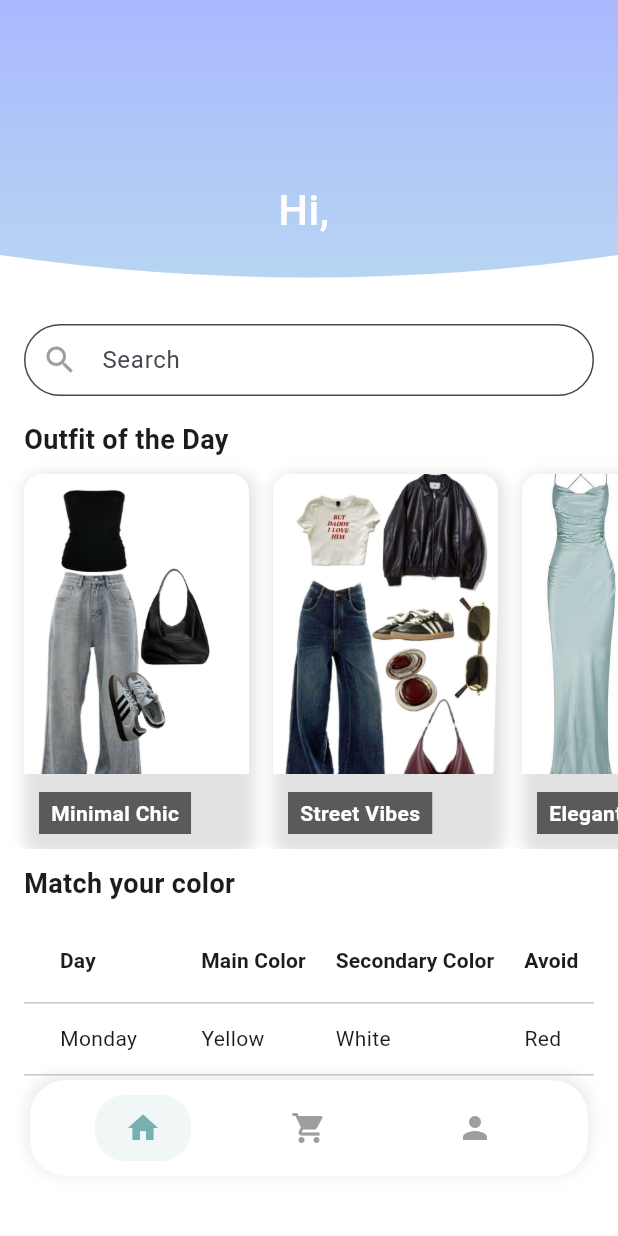
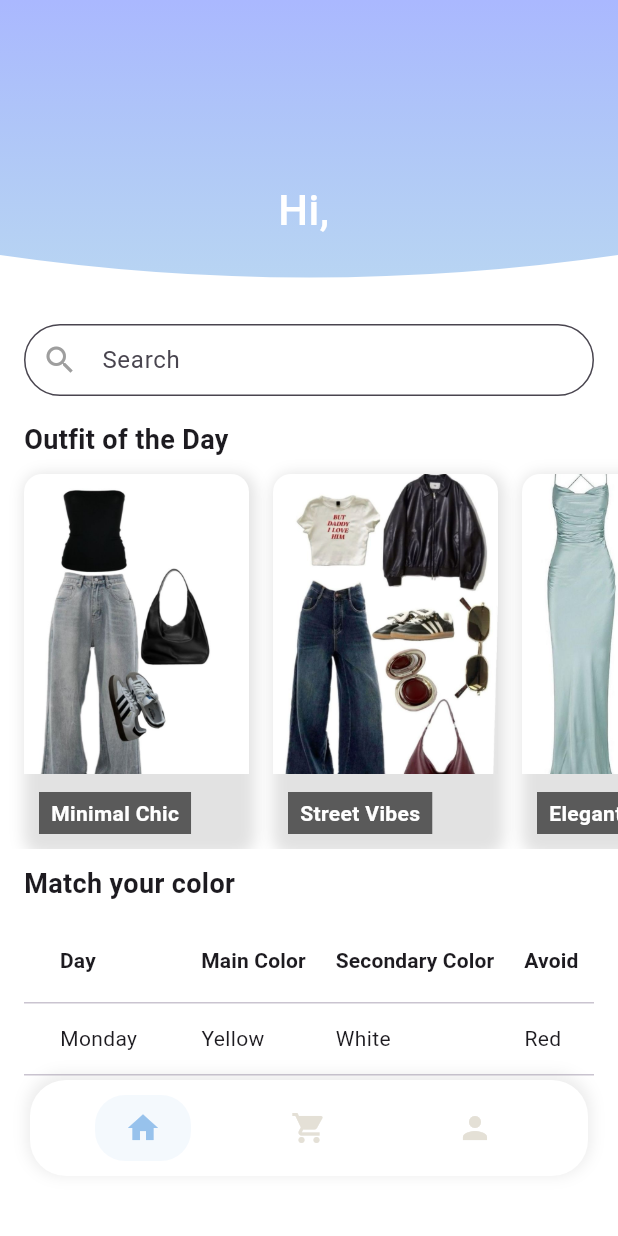
Before and after one commit to nammeyyy/fashion-app, a Flutter app: the MainPage screen opened by its route, on a phone screen of 412 x 824 dp. Run offline on Flutter 3.47's test engine with Material 3 defaults, Android fonts, the phone set to English and light mode, and no system bars; our stand-ins replace cloud_firestore, firebase_auth, firebase_core, firebase_storage, image_picker; missing offline and left inert: firebase_ui_auth; accounts and stored records are empty.

Commit message:
edit buttomnavbar

```diff
--- a/lib/bottom_nav/bottom_navBar.dart
+++ b/lib/bottom_nav/bottom_navBar.dart
@@ -45,12 +45,12 @@ class BottomNavBar extends StatelessWidget {
       child: Container(
         padding: const EdgeInsets.symmetric(horizontal: 20, vertical: 10),
         decoration: BoxDecoration(
-          color: isSelected ? const Color(0xFF79AEB2).withOpacity(0.1) : Colors.transparent,
+          color: isSelected ? const Color(0xFF97C2EC).withOpacity(0.1) : Colors.transparent,
           borderRadius: BorderRadius.circular(20),
         ),
         child: Icon(
           icon,
-          color: isSelected ? const Color(0xFF79AEB2) : Colors.grey,
+          color: isSelected ? const Color(0xFF97C2EC) : Color(0xAAD6D0C2),
           size: 24,
         ),
       ),
```
